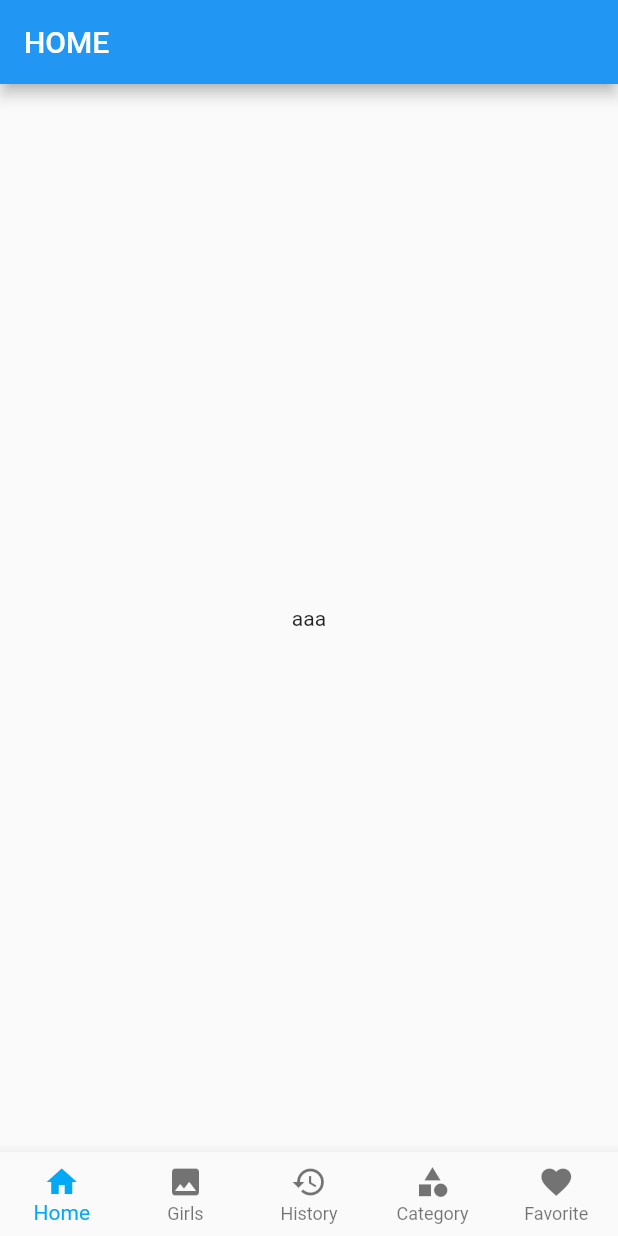
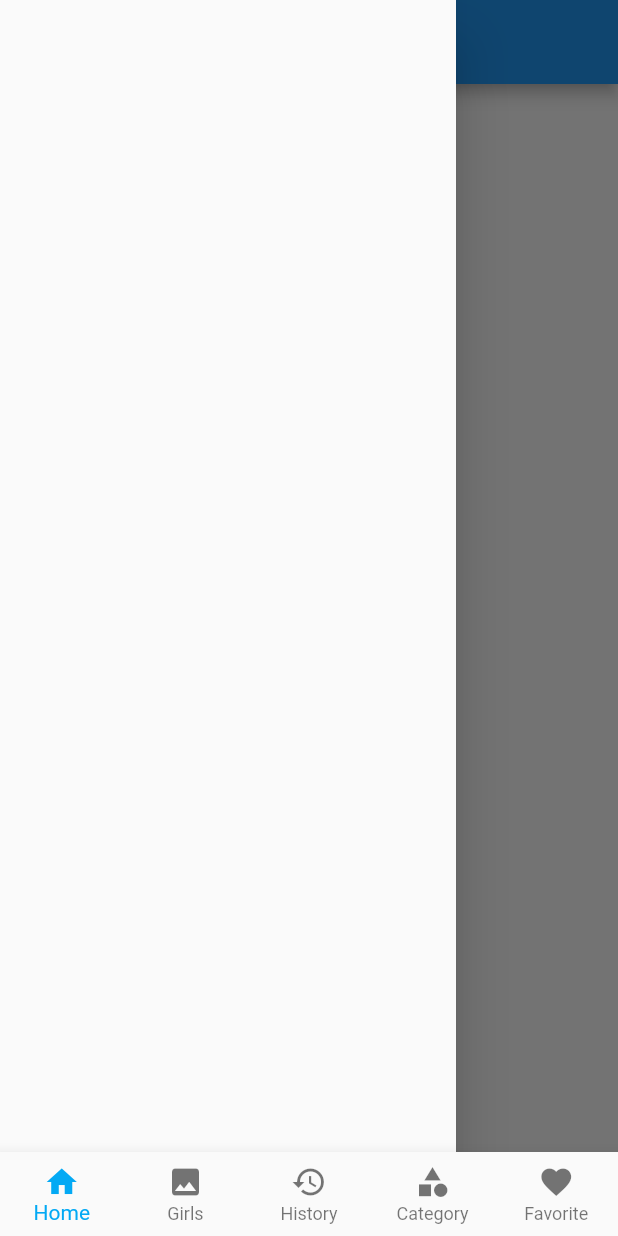
Before and after one commit to Gracker/Flutter-Gank, a Flutter app: the screen it shows after launch, with the side drawer open (before the commit the screen has no drawer), on a phone screen of 412 x 824 dp. Run offline on Flutter 3.47's test engine with Material 2 defaults, Android fonts, the phone set to English and light mode, and no system bars.

Commit message:
center title

```diff
--- a/lib/main.dart
+++ b/lib/main.dart
@@ -8,6 +8,7 @@ class MyApp extends StatelessWidget {
   @override
   Widget build(BuildContext context) {
     return MaterialApp(
+
       title: 'Gank',
       theme: ThemeData(
         // This is the theme of your application.
--- a/lib/ui/page/page_category.dart
+++ b/lib/ui/page/page_category.dart
@@ -12,6 +12,7 @@ class HomeScreenState extends State<CategoryScreen> {
   Widget build(BuildContext context) {
     return Scaffold(
       appBar: AppBar(
+        centerTitle: true,
         title: Text('Category'),
       ),
     );
--- a/lib/ui/page/page_favorite.dart
+++ b/lib/ui/page/page_favorite.dart
@@ -12,6 +12,7 @@ class HomeScreenState extends State<FavoriteScreen> {
   Widget build(BuildContext context) {
     return Scaffold(
       appBar: AppBar(
+        centerTitle: true,
         title: Text('Favorite'),
       ),
     );
--- a/lib/ui/page/page_gallery.dart
+++ b/lib/ui/page/page_gallery.dart
@@ -12,6 +12,7 @@ class HomeScreenState extends State<GalleryScreen> {
   Widget build(BuildContext context) {
     return Scaffold(
       appBar: AppBar(
+        centerTitle: true,
         title: Text('Gallery'),
       ),
     );
--- a/lib/ui/page/page_history.dart
+++ b/lib/ui/page/page_history.dart
@@ -12,6 +12,7 @@ class HomeScreenState extends State<HistoryScreen> {
   Widget build(BuildContext context) {
     return Scaffold(
       appBar: AppBar(
+        centerTitle: true,
         title: Text('History'),
       ),
     );
--- a/lib/ui/page/page_main.dart
+++ b/lib/ui/page/page_main.dart
@@ -11,8 +11,12 @@ class HomeScreenState extends State<MainScreen> {
   @override
   Widget build(BuildContext context) {
     return Scaffold(
+      drawer: Drawer(
+
+      ),
       appBar: AppBar(
-        title: Text('HOME'),
+        centerTitle: true,
+        title: Text('Home'),
       ),
       body: Center(
           child: Text(
```
